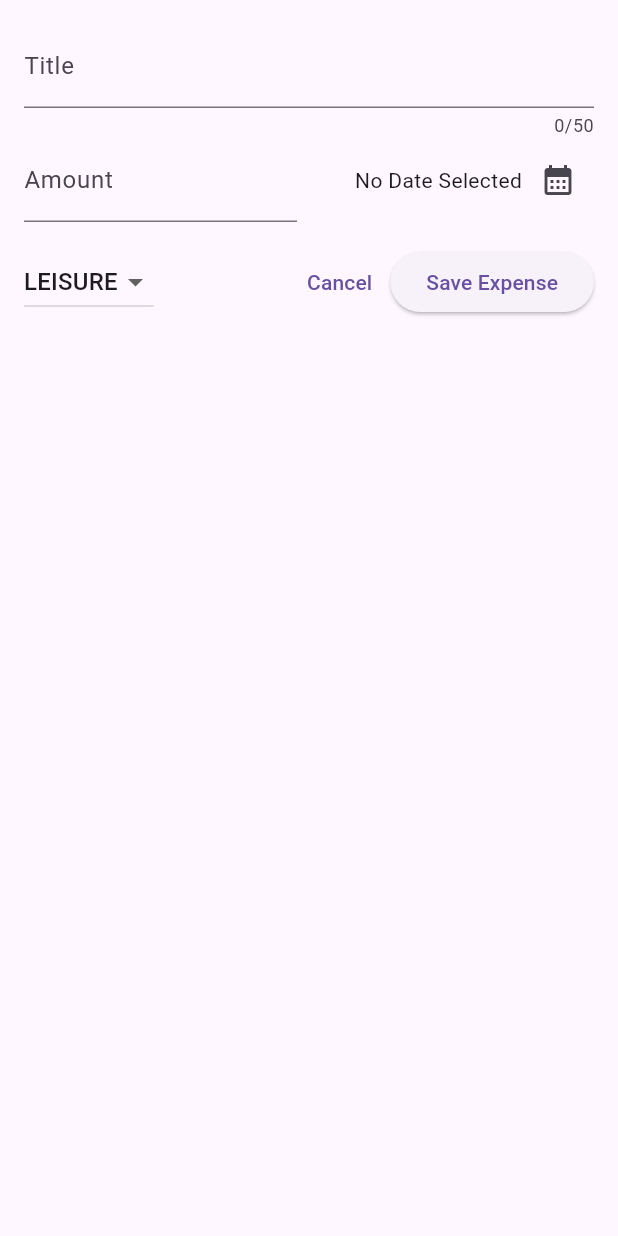
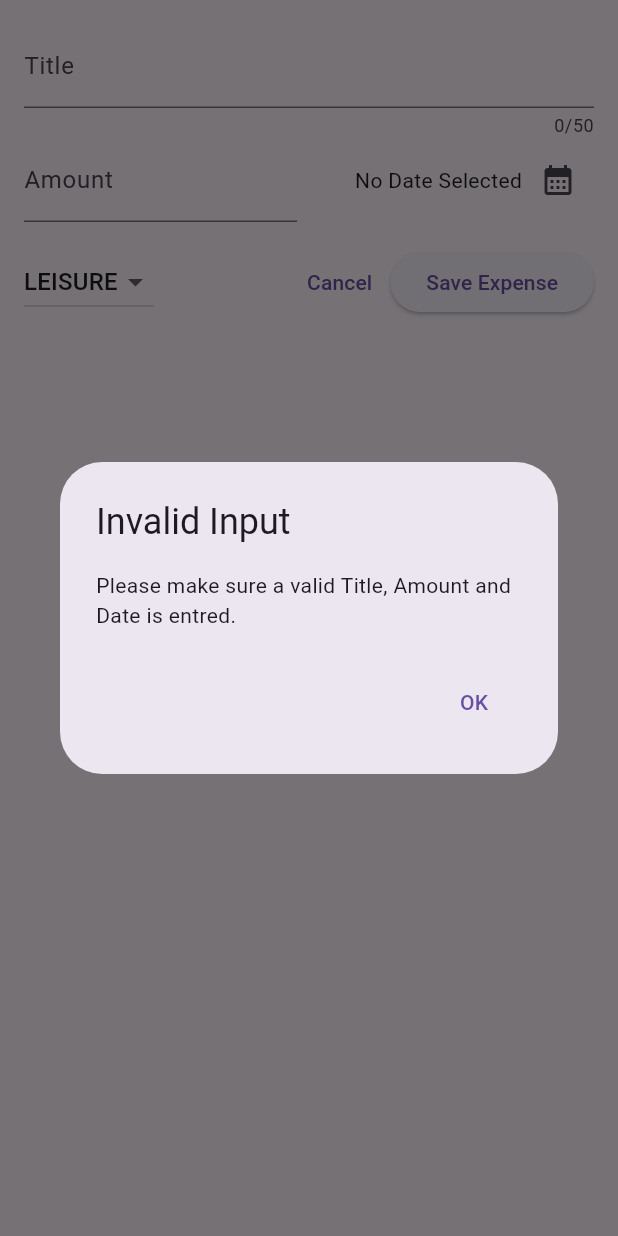
Before and after one commit to fahim25/expense_tracker, a Flutter app: the NewExpense widget shown alone on an empty page, opened directly, after a tap on "Save Expense", on a phone screen of 412 x 824 dp. Run offline on Flutter 3.47's test engine with Material 3 defaults, Android fonts, the phone set to English and light mode, and no system bars.

Commit message:
added invalid modal

```diff
--- a/lib/resourse/widget/new_expense.dart
+++ b/lib/resourse/widget/new_expense.dart
@@ -1,6 +1,6 @@
 import 'package:expense_tracker/models/expense.dart';
 import 'package:flutter/material.dart';
-import 'package:intl/intl.dart';
+// import 'package:intl/intl.dart';
 
 // final formatter = DateFormat.yMd();
 
@@ -32,6 +32,35 @@ class _NewExpense extends State<NewExpense> {
     setState(() {
       _selectedDate = pickedDate;
     });
+  }
+
+  void _submitBtn() {
+    final entredAmount = double.tryParse(_amountController.text);
+
+    final isAmountInvalid = entredAmount == null || entredAmount <= 0;
+
+    if (_titleController.text.trim().isEmpty ||
+        isAmountInvalid ||
+        _selectedDate == null) {
+      showDialog(
+        context: context,
+        builder: (ctx) => AlertDialog(
+          title: Text('Invalid Input'),
+          content: const Text(
+            'Please make sure a valid Title, Amount and Date is entred.',
+          ),
+          actions: [
+            TextButton(
+              onPressed: () {
+                Navigator.pop(ctx);
+              },
+              child: Text('OK'),
+            ),
+          ],
+        ),
+      );
+      return;
+    }
   }
 
   @override
@@ -120,10 +149,7 @@ class _NewExpense extends State<NewExpense> {
                   child: const Text("Cancel"),
                 ),
                 ElevatedButton(
-                  onPressed: () {
-                    print(_titleController.text);
-                    print(_amountController.text);
-                  },
+                  onPressed: _submitBtn,
                   child: const Text("Save Expense"),
                 ),
               ],
```
